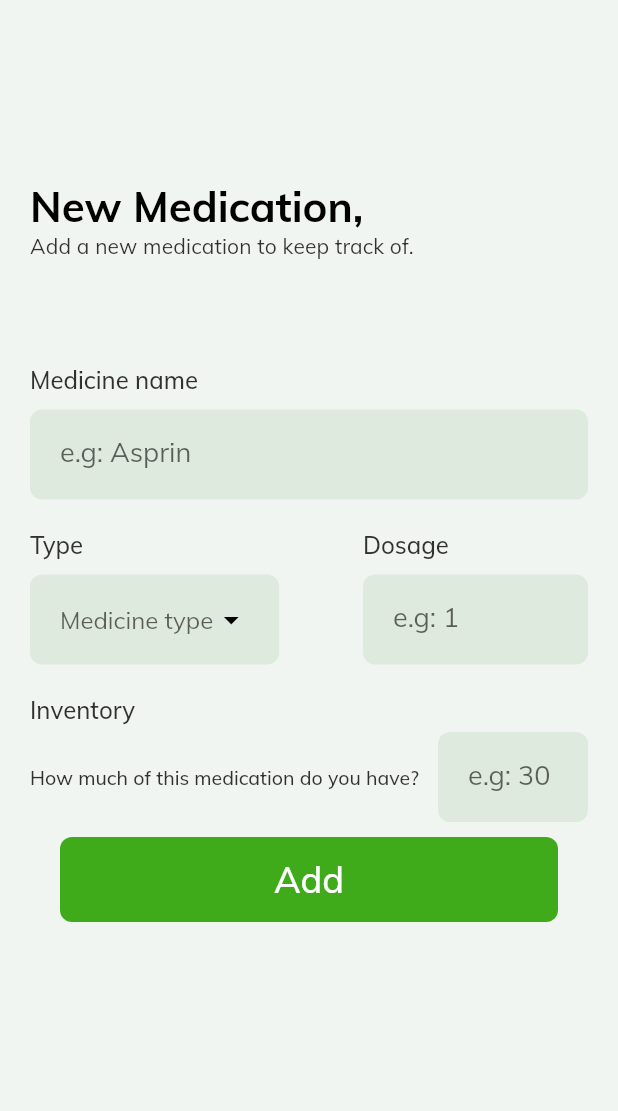
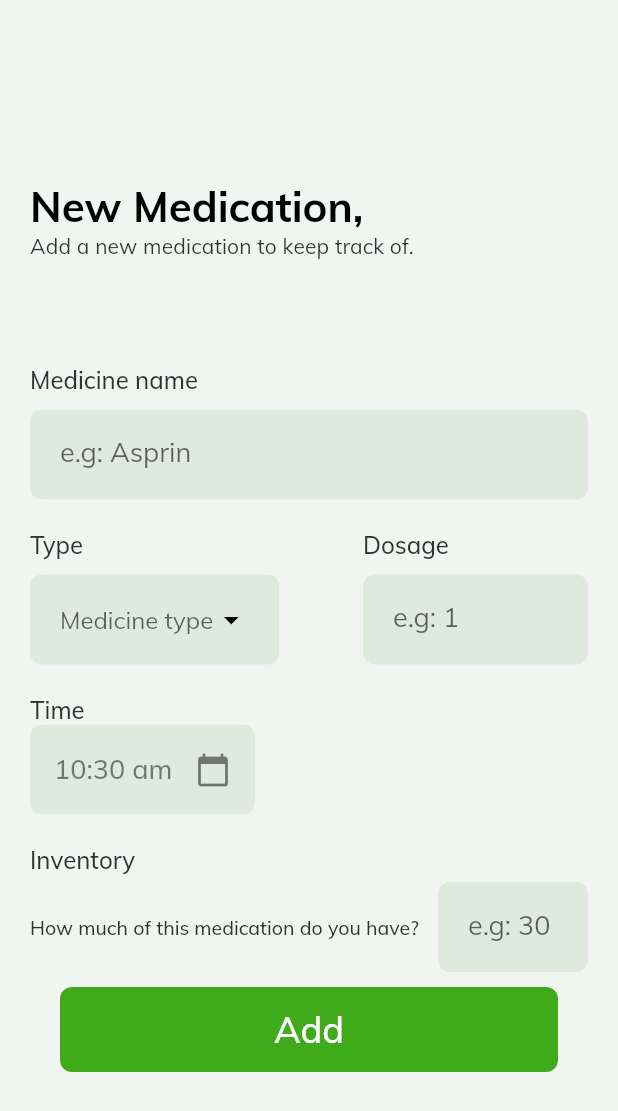
Before and after one commit to softode-code/Medkit, a Flutter app: the NewMedication screen opened directly, after a tap on "Add", on a phone screen of 412 x 824 dp. Shown: the top 1111 px of the screen. Run offline on Flutter 3.47's test engine with Material 2 defaults, Android fonts, the phone set to English and light mode, and no system bars; our stand-ins replace cloud_firestore, firebase_auth, firebase_core, firebase_messaging, flutter_svg; accounts and stored records are empty; statements that could not run were skipped.

Commit message:
FCM
onMessage
updated dependencies and updated the code, replaced the deprecated classes
Medication in cloud firestore

```diff
--- a/lib/main.dart
+++ b/lib/main.dart
@@ -4,18 +4,26 @@ import 'package:Medkit/screens/wrapper.dart';
 import 'package:Medkit/services/auth.dart';
 import 'package:flutter/material.dart';
 import 'package:provider/provider.dart';
-
+import 'package:firebase_core/firebase_core.dart';
 import 'models/user_model.dart';
 
-void main() {
+void main()  async{
+  WidgetsFlutterBinding.ensureInitialized();
+  await Firebase.initializeApp();
  runApp(MyApp());
 }
 
 
-class MyApp extends StatelessWidget {
+class MyApp extends StatefulWidget {
+  @override
+  _MyAppState createState() => _MyAppState();
+}
+
+class _MyAppState extends State<MyApp> {
+
   @override
   Widget build(BuildContext context) {
-    return StreamProvider<User>.value(
+    return StreamProvider<UserModel>.value(
       value: AuthService().user,
       child: MaterialApp(
         title: 'Medkit',
--- a/lib/models/medication_model.dart
+++ b/lib/models/medication_model.dart
@@ -1,14 +1,13 @@
-import 'package:Medkit/models/schedule_model.dart';
 
 class Medication {
   String name;
   String type = 'Pill';
   double dosage;
   double inventory;
-  DateTime time;
-  Schedule schedule;
+  int hour;
+  int minute;
 
-  Medication({this.name, this.type, this.dosage, this.inventory, this.time, this.schedule});
+  Medication({this.name, this.type, this.dosage, this.inventory, this.hour, this.minute});
 
   List<String> types = [
     'Pill',
@@ -17,4 +16,15 @@ class Medication {
     'Inhaler',
     'Drops'
   ];
+
+  Map<String, dynamic> toMap (){
+    return {
+      'name': name,
+      'type': type,
+      'dosage': dosage,
+      'inventory': inventory,
+      'hour': hour,
+      'minute': minute
+    };
+  }
 }
--- a/lib/models/schedule_model.dart
+++ /dev/null
@@ -1,14 +0,0 @@
-class Schedule {
-  List<String> weekday = [
-    'Monday', 'Tuesday', 'Wednesday', 'Thursday', 'Friday',
-    'Saturday', 'Sunday'
-    ];
-
-  //0 for Everyday
-  //1 for Every weekday
-  //2 for Every X days
-  int type;
-  int xDays;
-
-  Schedule({this.type, this.weekday, this.xDays});
-}
--- a/lib/models/user_model.dart
+++ b/lib/models/user_model.dart
@@ -1,7 +1,7 @@
-class User {
+class UserModel {
   String uid;
 
-  User({this.uid});
+  UserModel({this.uid});
 }
 
 class UserData {
--- a/lib/res/theme.dart
+++ b/lib/res/theme.dart
@@ -4,6 +4,7 @@ import 'package:flutter/material.dart';
 ThemeData theme = ThemeData(
   brightness: Brightness.light,
   primaryColor: primaryColor,
+  primaryColorLight: primaryColor,
   fontFamily: 'Mulish',
   scaffoldBackgroundColor: scaffoldBackground,
   textTheme: TextTheme(
--- a/lib/screens/home/dashboard/dashboard.dart
+++ b/lib/screens/home/dashboard/dashboard.dart
@@ -15,7 +15,7 @@ class Dashboard extends StatelessWidget {
   @override
   Widget build(BuildContext context) {
 
-    final user = Provider.of<User>(context);
+    final user = Provider.of<UserModel>(context);
 
     return StreamBuilder<UserData>(
       stream: DatabaseService(uid: user.uid).userData,
--- a/lib/screens/home/medications/medications.dart
+++ b/lib/screens/home/medications/medications.dart
@@ -13,7 +13,7 @@ class Medications extends StatelessWidget {
   @override
   Widget build(BuildContext context) {
 
-    final user = Provider.of<User>(context);
+    final user = Provider.of<UserModel>(context);
 
     return StreamBuilder<UserData>(
       stream: DatabaseService(uid: user.uid).userData,
--- a/lib/screens/new_medication/new_medication.dart
+++ b/lib/screens/new_medication/new_medication.dart
@@ -1,12 +1,14 @@
 import 'package:Medkit/models/medication_model.dart';
+import 'package:Medkit/models/user_model.dart';
 import 'package:Medkit/res/colors.dart';
-import 'package:Medkit/screens/home/medications/medications.dart';
+import 'package:Medkit/services/database.dart';
 import 'package:Medkit/shared/constants.dart';
 import 'package:Medkit/shared/widgets/custom_drop_down_menu.dart';
 import 'package:Medkit/shared/widgets/custom_text_input.dart';
 import 'package:Medkit/shared/widgets/main_header.dart';
 import 'package:Medkit/shared/widgets/wide_primary_button.dart';
 import 'package:flutter/material.dart';
+import 'package:provider/provider.dart';
 
 
 class NewMedication extends StatefulWidget {
@@ -19,9 +21,26 @@ class _NewMedicationState extends State<NewMedication> {
   final _formkey = GlobalKey<FormState>();
   Medication _medication = Medication();
 
+  void _showTimePicker(){
+    showTimePicker(
+      context: context,
+      initialTime: TimeOfDay.now(),
+
+    ).then((time) {
+      setState(() {
+        _medication.hour = time.hour;
+        _medication.minute = time.minute;
+      });
+    });
+  }
+
   @override
   Widget build(BuildContext context) {
     Size size = MediaQuery.of(context).size;
+    UserModel user = Provider.of<UserModel>(context);
+
+    DatabaseService databaseService = DatabaseService(uid: user.uid);
+
     return Scaffold(
       body: SingleChildScrollView(
         child: Column(
@@ -76,7 +95,7 @@ class _NewMedicationState extends State<NewMedication> {
                           hint: 'e.g: 1',
                           onChanged: (val) {
                             setState(() {
-                              _medication.dosage = double.parse(val);
+                              _medication.dosage = double.parse(val ?? '0');
                             });
                           },
                           validator: (val) => val == null ? 'Please enter a dose.' : null,
@@ -85,6 +104,41 @@ class _NewMedicationState extends State<NewMedication> {
                       ],
                     ),
                     SizedBox(height: defaultPadding,),
+                    Column(
+                      crossAxisAlignment: CrossAxisAlignment.start,
+                      children: [
+                        Text(
+                          'Time',
+                          style: inputLabelStyle,
+                        ),
+                        Container(
+
+                          height: 60,
+                          width: 150,
+                          decoration: BoxDecoration(
+                            color: inputFieldColor,
+                            borderRadius: BorderRadius.circular(8)
+                          ),
+                          child: FlatButton(
+                            onPressed:()  =>_showTimePicker(),
+                            child: Row(
+                              mainAxisAlignment: MainAxisAlignment.spaceBetween,
+                              children: [
+                                Text(
+                                  getTime(),
+                                  style: TextStyle(
+                                    fontSize: 18,
+                                    color: Colors.black.withOpacity(0.5)
+                                  ),
+                                ),
+                                Icon(Icons.calendar_today, size: 24.0, color: Colors.black.withOpacity(0.5),)
+                              ],
+                            ),
+                          ),
+                        )
+                      ],
+                    ),
+                    SizedBox(height: defaultPadding),
                     Column(
                       crossAxisAlignment: CrossAxisAlignment.start,
                       children: [
@@ -119,10 +173,7 @@ class _NewMedicationState extends State<NewMedication> {
                       size: size,
                       text: 'Add',
                       onPressed: () {
-                        print(_medication.name);
-                        print(_medication.dosage);
-                        print(_medication.type);
-                        print(_medication.inventory);
+                        databaseService.addMedication(_medication);
                       },
                     )
 
@@ -136,3 +187,17 @@ class _NewMedicationState extends State<NewMedication> {
     );
   }
 }
+
+
+String getTime() {
+  int hour =  TimeOfDay.now().hour;
+  String minutes = TimeOfDay.now().minute.toString();
+  String median = 'am';
+  if (hour > 12){
+    median = 'pm';
+    hour = hour - 12;
+  } else if (hour == 0){
+    hour = 12;
+  }
+  return hour.toString()  + ':' + minutes +' '+ median;
+}
--- a/lib/screens/wrapper.dart
+++ b/lib/screens/wrapper.dart
@@ -9,7 +9,7 @@ class Wrapper extends StatelessWidget {
   @override
   Widget build(BuildContext context) {
 
-    final user = Provider.of<User>(context);
+    final user = Provider.of<UserModel>(context);
     if(user == null){
       return Welcome();
     } else {
--- a/lib/services/database.dart
+++ b/lib/services/database.dart
@@ -1,3 +1,4 @@
+import 'package:Medkit/models/medication_model.dart';
 import 'package:Medkit/models/user_model.dart';
 import 'package:cloud_firestore/cloud_firestore.dart';
 
@@ -6,23 +7,28 @@ class DatabaseService {
 
   DatabaseService({this.uid});
 
-  final CollectionReference userCollection = Firestore.instance.collection('users');
+  final CollectionReference userCollection = FirebaseFirestore.instance.collection('users');
 
   Future updateUserData(UserData user) async {
-    return await userCollection.document(uid).setData(user.toMap());
+    return await userCollection.doc(uid).set(user.toMap());
   }
 
   UserData _userFromSnapshot(DocumentSnapshot snapshot) {
     return UserData(
-      name: snapshot.data['name'],
-      email: snapshot.data['email'],
-      displayImageUrl: snapshot.data['displayImageUrl'],
-      gender: snapshot.data['gender']
+      name: snapshot.data()['name'],
+      email: snapshot.data()['email'],
+      displayImageUrl: snapshot.data()['displayImageUrl'],
+      gender: snapshot.data()['gender']
     );
   }
 
   Stream<UserData> get userData {
-    return userCollection.document(uid).snapshots().map(_userFromSnapshot);
+    return userCollection.doc(uid).snapshots().map(_userFromSnapshot);
+  }
+
+  Future addMedication(Medication medication) async {
+    CollectionReference medicationCollection = userCollection.doc(uid).collection('medication');
+    return await medicationCollection.doc(medication.name).set(medication.toMap());
   }
 
 }
```
Also changed, not shown: lib/screens/home/home.dart (+13 -0 lines), lib/services/auth.dart (+15 -10 lines), pubspec.yaml (+4 -10 lines), pubspec.lock, 2 other files.
